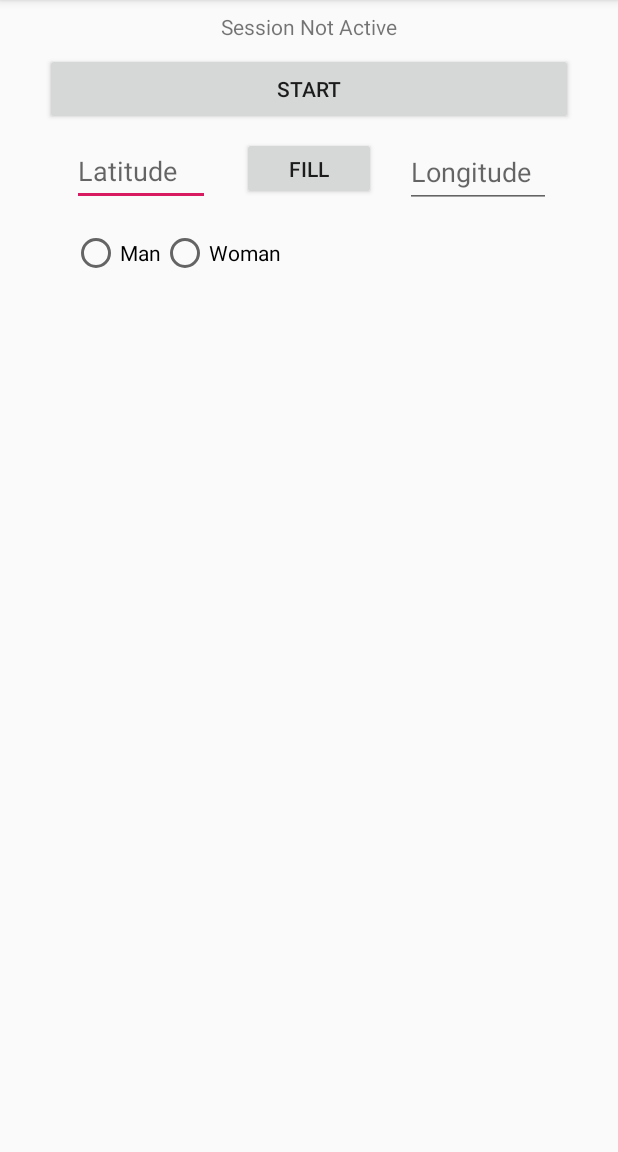
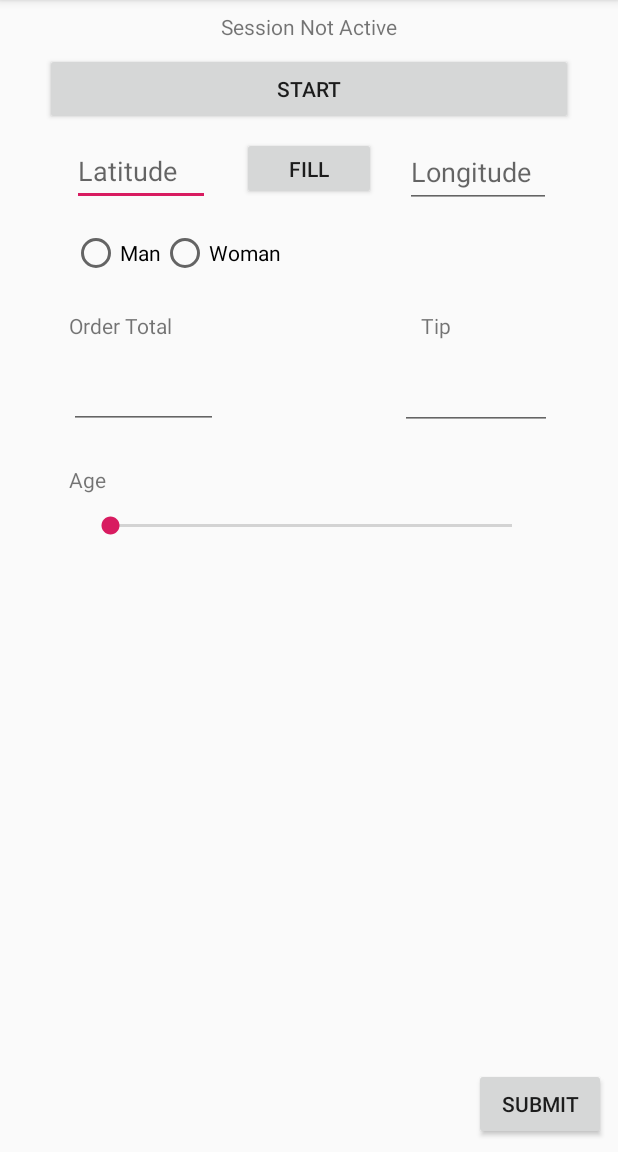
Before and after one commit to TroyNeubauer/DominosStatsApp, an Android app: the screen it shows after launch (MainActivity), on a phone screen of 412 x 824 dp, the part 84-1236 px from its top. Run offline under Robolectric (Android 15) with nearby library versions, the phone set to English and light mode, and no system bars.

Commit message:
Auto stash before merge of "master" and "origin/master"

```diff
--- a/app/src/main/java/com/troy/ds/MainActivity.java
+++ b/app/src/main/java/com/troy/ds/MainActivity.java
@@ -20,6 +20,7 @@ import android.view.Menu;
 import android.view.MenuItem;
 import android.widget.Button;
 import android.widget.EditText;
+import android.widget.SeekBar;
 import android.widget.TextView;
 import android.widget.Toast;
 
@@ -74,6 +75,28 @@ public class MainActivity extends AppCompatActivity
 		setContentView(R.layout.activity_main);
 		Toolbar toolbar = findViewById(R.id.toolbar);
 		setSupportActionBar(toolbar);
+
+		((SeekBar) findViewById(R.id.age)).setOnSeekBarChangeListener(new SeekBar.OnSeekBarChangeListener() {
+			@Override
+			public void onProgressChanged(SeekBar seekBar, int progress, boolean fromUser) {
+				((TextView) findViewById(R.id.age_text)).setText("Age " + progress);
+			}
+
+			@Override
+			public void onStartTrackingTouch(SeekBar seekBar) {
+
+			}
+
+			@Override
+			public void onStopTrackingTouch(SeekBar seekBar) {
+
+			}
+		});
+
+	}
+
+	public void onSubmit(View view)
+	{
 
 	}
 
--- a/app/src/main/res/layout/content_main.xml
+++ b/app/src/main/res/layout/content_main.xml
@@ -74,6 +74,7 @@
         app:layout_constraintTop_toBottomOf="@+id/change_session_status" />
 
     <RadioGroup
+        android:id="@+id/radioGroup"
         android:layout_width="147dp"
         android:layout_height="30dp"
         android:layout_marginTop="16dp"
@@ -99,4 +100,74 @@
 
     </RadioGroup>
 
+    <EditText
+        android:id="@+id/tip"
+        android:layout_width="101dp"
+        android:layout_height="48dp"
+        android:layout_marginTop="8dp"
+        android:layout_marginEnd="12dp"
+        android:inputType="numberDecimal"
+        app:layout_constraintEnd_toEndOf="@+id/textView4"
+        app:layout_constraintStart_toStartOf="@+id/textView4"
+        app:layout_constraintTop_toBottomOf="@+id/textView4" />
+
+    <EditText
+        android:id="@+id/total_cost"
+        android:layout_width="99dp"
+        android:layout_height="47dp"
+        android:layout_marginTop="8dp"
+        android:inputType="numberDecimal"
+        app:layout_constraintStart_toStartOf="@+id/textView3"
+        app:layout_constraintTop_toBottomOf="@+id/textView3" />
+
+    <TextView
+        android:id="@+id/textView3"
+        android:layout_width="85dp"
+        android:layout_height="23dp"
+        android:layout_marginStart="16dp"
+        android:layout_marginTop="24dp"
+        android:text="Order Total"
+        app:layout_constraintStart_toStartOf="@+id/change_session_status"
+        app:layout_constraintTop_toBottomOf="@+id/radioGroup" />
+
+    <TextView
+        android:id="@+id/textView4"
+        android:layout_width="85dp"
+        android:layout_height="23dp"
+        android:layout_marginEnd="16dp"
+        android:text="Tip"
+        app:layout_constraintEnd_toEndOf="@+id/change_session_status"
+        app:layout_constraintTop_toTopOf="@+id/textView3" />
+
+    <Button
+        android:id="@+id/submit"
+        android:layout_width="wrap_content"
+        android:layout_height="wrap_content"
+        android:layout_marginEnd="8dp"
+        android:layout_marginBottom="8dp"
+        android:onClick="onSubmit"
+        android:text="Submit"
+        app:layout_constraintBottom_toBottomOf="parent"
+        app:layout_constraintEnd_toEndOf="parent" />
+
+    <TextView
+        android:id="@+id/age_text"
+        android:layout_width="58dp"
+        android:layout_height="25dp"
+        android:layout_marginTop="24dp"
+        android:text="Age"
+        app:layout_constraintStart_toStartOf="@+id/total_cost"
+        app:layout_constraintTop_toBottomOf="@+id/total_cost" />
+
+    <SeekBar
+        android:id="@+id/age"
+        android:layout_width="300dp"
+        android:layout_height="30dp"
+        app:layout_constraintEnd_toEndOf="@+id/tip"
+        app:layout_constraintStart_toStartOf="@+id/age_text"
+        app:layout_constraintTop_toBottomOf="@+id/age_text" />
+
+
+
+
 </androidx.constraintlayout.widget.ConstraintLayout>
```
Also changed, not shown: app/src/main/java/com/troy/ds/GPSTracker.java (+48 -20 lines).
